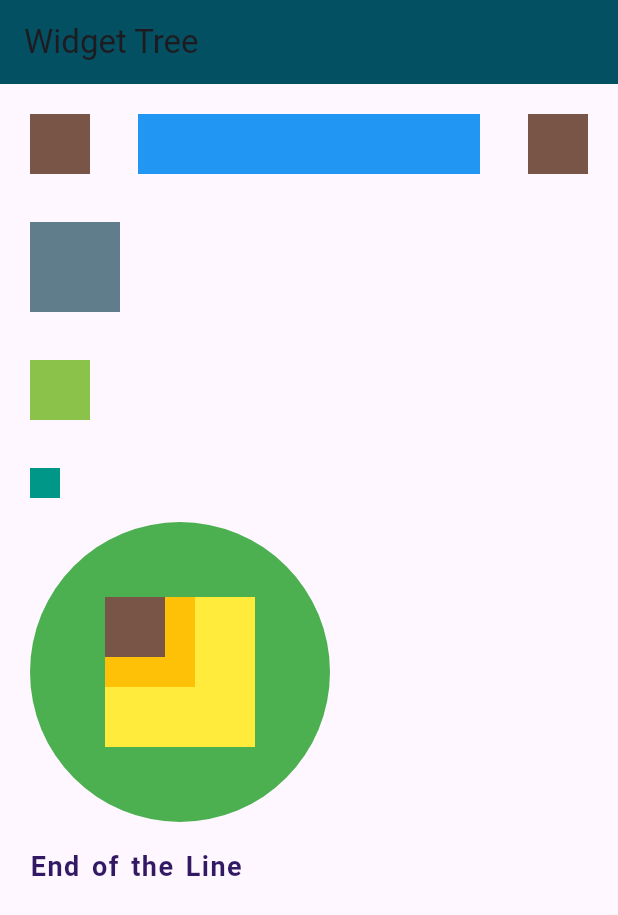
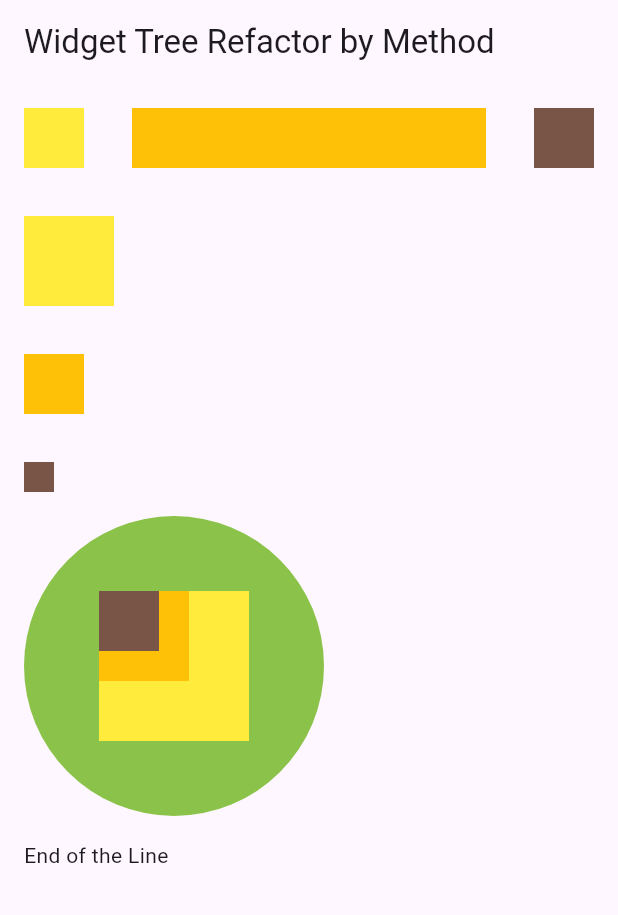
Before and after one commit to RachaelKivuti/flutter-getting-started, a Flutter app: the screen it shows after launch, on a phone screen of 412 x 824 dp. Shown: the top 915 px of the screen. Run offline on Flutter 3.47's test engine with Material 3 defaults, Android fonts, the phone set to English and light mode, and no system bars.

Commit message:
code changes

```diff
--- a/widget_tree_refactor/lib/pages/home.dart
+++ b/widget_tree_refactor/lib/pages/home.dart
@@ -1,6 +1,5 @@
 import 'package:flutter/material.dart';
 
-//stateful widget
 class Home extends StatefulWidget {
   const Home({super.key});
 
@@ -8,43 +7,46 @@ class Home extends StatefulWidget {
   State<Home> createState() => _HomeState();
 }
 
-//state class of the stateful widget
 class _HomeState extends State<Home> {
   @override
   Widget build(BuildContext context) {
     return Scaffold(
       appBar: AppBar(
-        //toolbar at top of screen
-        title: const Text('Widget Tree'),
-        backgroundColor: const Color.fromARGB(255, 3, 80, 99),
+        title: const Text('Widget Tree Refactor by Method'),
       ),
       body: SafeArea(
-        //ensure widget is positioned within safe area of screen
         child: SingleChildScrollView(
-          //vertical/horizontal scrolling ability to a single child widget
           child: Padding(
-            //empty spacing left, right, top, bottom
-            padding: const EdgeInsets.all(
-                20.0), // add spacing all round the whole screen area
+            padding: const EdgeInsets.all(16.0),
             child: Column(
-              //display vertical list of child widgets
               children: <Widget>[
-                Row(
-                  //display horizontal list of child widgets
+                _buildHorizontalRow(),
+                const Padding(
+                  padding: EdgeInsets.all(16.0),
+                ),
+                _buildRowAndColumn(),
+              ],
+            ),
+          ),
+        ),
+      ),
+    );
+  }
+
+  Row _buildHorizontalRow() {
+    return Row(
       children: <Widget>[
-                    //create visual elements within the user interface. specify properties
         Container(
-                      color: Colors.brown,
+          color: Colors.yellow,
           height: 40.0,
           width: 40.0,
         ),
         const Padding(
           padding: EdgeInsets.all(16.0),
         ),
-                    //expands its child widget to fill the available space within its parent widget's layout.
         Expanded(
           child: Container(
-                        color: Colors.blue,
+            color: Colors.amber,
             height: 40.0,
             width: 40.0,
           ),
@@ -58,21 +60,18 @@ class _HomeState extends State<Home> {
           width: 40.0,
         ),
       ],
-                ),
-                const Padding(
-                  padding: EdgeInsets.all(16.0),
-                ),
-                Row(
+    );
+  }
+
+  Row _buildRowAndColumn() {
+    return Row(
       children: <Widget>[
         Column(
-                      // align at start, end, center, stretch across the cross axis depending. Here it aligns at start
           crossAxisAlignment: CrossAxisAlignment.start,
-                      //can either be min or max
           mainAxisSize: MainAxisSize.max,
           children: <Widget>[
-                        //placeholder to represent any type of widget
             Container(
-                          color: Colors.blueGrey,
+              color: Colors.yellow,
               height: 60.0,
               width: 60.0,
             ),
@@ -80,7 +79,7 @@ class _HomeState extends State<Home> {
               padding: EdgeInsets.all(16.0),
             ),
             Container(
-                          color: Colors.lightGreen,
+              color: Colors.amber,
               height: 40.0,
               width: 40.0,
             ),
@@ -88,17 +87,26 @@ class _HomeState extends State<Home> {
               padding: EdgeInsets.all(16.0),
             ),
             Container(
-                          color: Colors.teal,
+              color: Colors.brown,
               height: 20.0,
               width: 20.0,
             ),
-                        const Divider(), //draws horizontal line with padding above and below
-                        Row(
+            const Divider(),
+            _buildRowAndStack(),
+            const Divider(),
+            const Text('End of the Line'),
+          ],
+        ),
+      ],
+    );
+  }
+
+  Row _buildRowAndStack() {
+    return Row(
       children: <Widget>[
         CircleAvatar(
-                              backgroundColor: Colors.green,
+          backgroundColor: Colors.lightGreen,
           radius: 100.0,
-                              //put widgets on top of each other
           child: Stack(
             children: <Widget>[
               Container(
@@ -118,35 +126,8 @@ class _HomeState extends State<Home> {
               ),
             ],
           ),
-                            ), //rounded design
-                          ],
-                        ),
-                        const Divider(), //draws horizontal line with padding above and below
-                        const Text(
-                          'End of the Line',
-                          style: TextStyle(
-                            fontFamily: 'Roboto', // Change to the font family
-                            fontSize: 18, // Changing the font size
-                            color: Color.fromARGB(
-                                255, 51, 25, 99), // changing font color
-                            fontWeight:
-                                FontWeight.bold, // Chaning the font weight
-                            fontStyle:
-                                FontStyle.normal, // Changing the font style
-                            letterSpacing: 1.0, //  adjusting letter spacing
-                            wordSpacing: 2.0, // adjusting word spacing
-                            height: 1.5, //  adjusting line height
-                          ),
-                        ), //display label or screen. (single line)
-                      ],
         ),
       ],
-                ),
-              ],
-            ),
-          ),
-        ),
-      ),
     );
   }
 }
```
Lines whose indentation alone changed are shown as unchanged.
